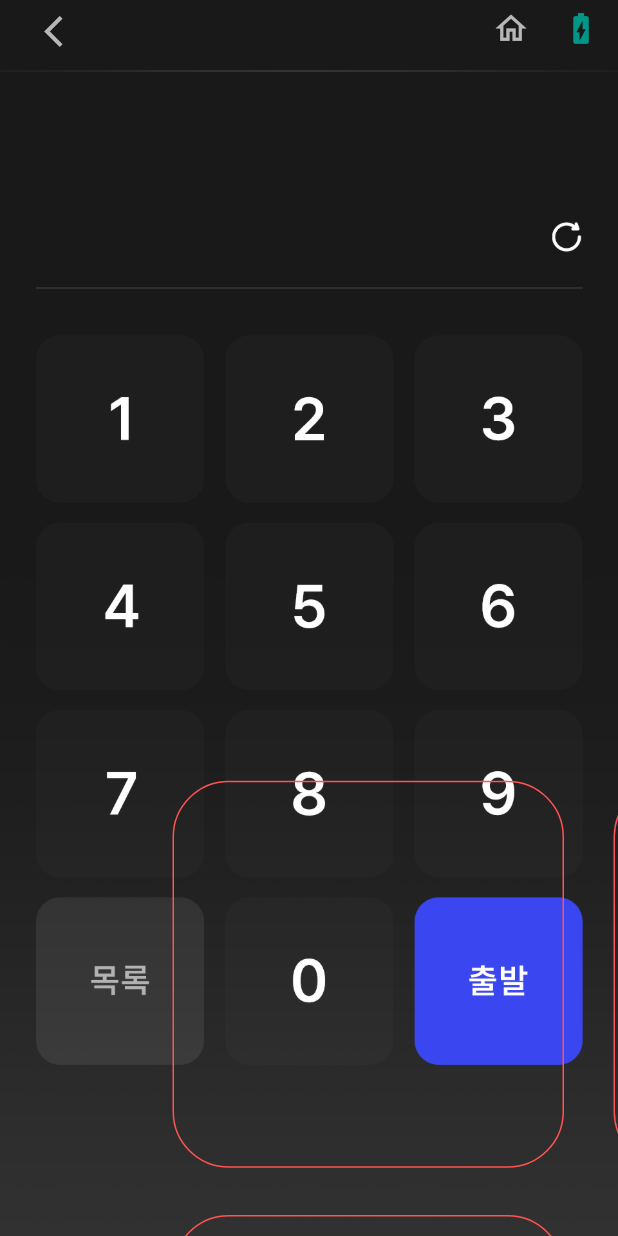
After one commit to jaewook90/kori_wis_demo2, a Flutter app: the BellboyDestinationScreenFinal screen opened directly, on a phone screen of 412 x 824 dp. The commit adds this screen. Run offline on Flutter 3.47's test engine with Material 2 defaults, Android fonts, the phone set to English and light mode, and no system bars; our stand-ins replace flutter_native_splash, fluttertoast, google_fonts, just_audio, video_player.

Commit message:
벨보이 작업 / 김재욱, 오수환 벨보이 일시정지 화면 / 벨보이 카운트 다운 추가 요청

```diff
--- a/lib/Modals/HotelModules/BellBoyYNModalFinal.dart
+++ b/lib/Modals/HotelModules/BellBoyYNModalFinal.dart
@@ -1,6 +1,7 @@
 import 'package:flutter/material.dart';
 import 'package:kori_wis_demo/Providers/NetworkModel.dart';
 import 'package:kori_wis_demo/Providers/ServingModel.dart';
+import 'package:kori_wis_demo/Screens/Services/Hotel/BellBoy/BellBoyServiceMenuFinal.dart';
 import 'package:kori_wis_demo/Screens/Services/Hotel/HotelServiceMenuFinal.dart';
 import 'package:kori_wis_demo/Screens/Services/Navigation/NavigatorProgressModuleFinal.dart';
 import 'package:kori_wis_demo/Utills/navScreens.dart';
@@ -72,7 +73,7 @@ class _BellBoyYNModalFinalState extends State<BellBoyYNModalFinal> {
                         BorderRadius.circular(0)),
                     fixedSize: Size(370, 120)),
                 onPressed: (){
-                  navPage(context: context, page: HotelServiceMenu(), enablePop: false).navPageToPage();
+                  navPage(context: context, page: BellBoyServiceMenu(), enablePop: false).navPageToPage();
                 },
                 child: null,
               ),
--- a/lib/Modals/ServingModules/navCountDownModalFinal.dart
+++ b/lib/Modals/ServingModules/navCountDownModalFinal.dart
@@ -29,6 +29,8 @@ class _NavCountDownModalFinalState extends State<NavCountDownModalFinal> {
     if(_networkProvider.serviceState==0){
       countDownPopup = 'assets/screens/Shipping/koriZFinalShipCountdown.png';
     }else if(_networkProvider.serviceState==1){
+      countDownPopup = 'assets/screens/Serving/koriZFinalServCountDown.png';
+    }else if(_networkProvider.serviceState==2){
       countDownPopup = 'assets/screens/Serving/koriZFinalServCountDown.png';
     }
 
--- /dev/null
+++ b/lib/Screens/Services/Hotel/BellBoy/BellboyDestinationModuleFinal.dart
@@ -0,0 +1,198 @@
+import 'package:flutter/material.dart';
+import 'package:kori_wis_demo/Providers/NetworkModel.dart';
+import 'package:kori_wis_demo/Screens/ServiceScreenFinal.dart';
+import 'package:kori_wis_demo/Utills/navScreens.dart';
+import 'package:kori_wis_demo/Widgets/BellboyModuleButtonsFinal.dart';
+import 'package:kori_wis_demo/Widgets/ShippingModuleButtonsFinal.dart';
+import 'package:provider/provider.dart';
+
+class BellboyDestinationScreenFinal extends StatefulWidget {
+  BellboyDestinationScreenFinal({
+    Key? key,
+  }) : super(key: key);
+
+  @override
+  State<BellboyDestinationScreenFinal> createState() => _BellboyDestinationScreenFinalState();
+}
+
+class _BellboyDestinationScreenFinalState extends State<BellboyDestinationScreenFinal> {
+  late NetworkModel _networkProvider;
+  String? currentGoal;
+
+  String? startUrl;
+  String? navUrl;
+  String? chgUrl;
+  String? stpUrl;
+  String? rsmUrl;
+
+  bool? goalChecker;
+
+  late dynamic responsePostMSG;
+
+  late var goalPosition = List<String>.empty();
+
+  String shippingKeyPadIMG = "assets/screens/Hotel/BellBoy/koriZFinalBellBoyRoomSelect.png";
+
+  @override
+  void initState() {
+    // TODO: implement initState
+    super.initState();
+    currentGoal = "";
+    goalChecker = false;
+  }
+
+  void showGoalFalsePopup(context) {
+    showDialog(
+        barrierDismissible: false,
+        context: context,
+        builder: (context) {
+          double screenWidth = MediaQuery.of(context).size.width;
+          double screenHeight = MediaQuery.of(context).size.height;
+
+          return AlertDialog(
+            content: SizedBox(
+              width: screenWidth * 0.5,
+              height: screenHeight * 0.1,
+              child: Column(
+                mainAxisAlignment: MainAxisAlignment.center,
+                children: [
+                  Text('목적지를 잘못 입력하였습니다.'),
+                ],
+              ),
+            ),
+            backgroundColor: Color(0xff2C2C2C),
+            contentTextStyle: Theme.of(context).textTheme.headlineLarge,
+            shape: OutlineInputBorder(
+                borderRadius: BorderRadius.circular(40),
+                borderSide: BorderSide(
+                  color: Color(0xFFB7B7B7),
+                  style: BorderStyle.solid,
+                  width: 1,
+                )),
+            actions: [
+              Row(
+                mainAxisAlignment: MainAxisAlignment.center,
+                children: [
+                  TextButton(
+                    onPressed: () {
+                      Navigator.pop(context);
+                    },
+                    child: Text(
+                      '확인',
+                      style: Theme.of(context).textTheme.headlineLarge,
+                    ),
+                    style: TextButton.styleFrom(
+                        shape: LinearBorder(
+                            side: BorderSide(color: Colors.white, width: 2),
+                            top: LinearBorderEdge(size: 0.9)),
+                        minimumSize:
+                        Size(screenWidth * 0.5, screenHeight * 0.04)),
+                  ),
+                ],
+              )
+            ],
+            // actionsPadding: EdgeInsets.only(top: screenHeight * 0.001),
+          );
+        });
+  }
+
+  @override
+  Widget build(BuildContext context) {
+    _networkProvider = Provider.of<NetworkModel>(context, listen: false);
+
+    double screenWidth = MediaQuery.of(context).size.width;
+    double screenHeight = MediaQuery.of(context).size.height;
+
+    goalPosition = _networkProvider.goalPosition;
+    startUrl = _networkProvider.startUrl;
+    navUrl = _networkProvider.navUrl;
+    chgUrl = _networkProvider.chgUrl;
+    stpUrl = _networkProvider.stpUrl;
+    rsmUrl = _networkProvider.rsmUrl;
+
+    print('checker');
+    print(goalChecker);
+
+    return Scaffold(
+      appBar: AppBar(
+        title: Text(''),
+        backgroundColor: Colors.transparent,
+        elevation: 0.0,
+        automaticallyImplyLeading: false,
+        leading: IconButton(
+          onPressed: () {
+            Navigator.pop(context);
+          },
+          icon: Icon(Icons.arrow_back_ios_new_outlined),
+          color: Color(0xffB7B7B7),
+          iconSize: screenHeight * 0.03,
+          alignment: Alignment.centerRight,
+        ),
+        actions: [
+          IconButton(
+            padding: EdgeInsets.only(right: screenWidth * 0.05),
+            onPressed: () {
+              navPage(context: context, page: ServiceScreenFinal(), enablePop: false)
+                  .navPageToPage();
+            },
+            icon: Icon(
+              Icons.home_outlined,
+            ),
+            color: Color(0xffB7B7B7),
+            iconSize: screenHeight * 0.03,
+            alignment: Alignment.center,
+          ),
+          Icon(Icons.battery_charging_full,
+              color: Colors.teal, size: screenHeight * 0.03),
+          SizedBox(width: screenWidth * 0.03)
+        ],
+        toolbarHeight: screenHeight * 0.045,
+      ),
+      extendBodyBehindAppBar: true,
+      body: Container(
+        constraints: BoxConstraints.expand(),
+        decoration: BoxDecoration(
+            image: DecorationImage(
+                image: AssetImage(shippingKeyPadIMG), fit: BoxFit.cover)),
+        child: Stack(
+          children: [
+            Container(
+                padding: EdgeInsets.only(top: screenHeight * 0.07),
+                child: null
+            ),
+            BellboyModuleButtonsFinal(screens: 1,)
+          ],
+        ),
+      ),
+    );
+  }
+}
+
+
+
+
+
+
+
+
+
+
+
+// 부가기능 버튼
+// IconButton(
+//                             onPressed: () {
+//                               setState(() {
+//                                 currentGoal = "";
+//                                 goalChecker = false;
+//                               });
+//                             },
+//                             icon: Icon(Icons.restart_alt),
+//                             iconSize: 80,
+//                             color: Color(0xffF0F0F0)),
+//                         IconButton(
+//                             onPressed: () {
+//                               showDestinationListPopup(context);
+//                             },
+//                             icon: Icon(Icons.view_list_outlined),
+//                             iconSize: 80,
+//                             color: Color(0xffF0F0F0)),
--- a/lib/Screens/Services/Navigation/NavigatorPauseModuleFinal.dart
+++ b/lib/Screens/Services/Navigation/NavigatorPauseModuleFinal.dart
@@ -87,6 +87,8 @@ class _NavigatorPauseModuleFinalState extends State<NavigatorPauseModuleFinal> {
     if (_networkProvider.serviceState == 0) {
       backgroundImage = "assets/screens/Nav/koriZFinalShipPauseNav.png";
     } else if (_networkProvider.serviceState == 1) {
+      backgroundImage = "assets/screens/Nav/koriZFinalServPauseNav.png";
+    }else if (_networkProvider.serviceState == 2) {
       backgroundImage = "assets/screens/Nav/koriZFinalServPauseNav.png";
     }
 
--- a/lib/Screens/Services/Navigation/NavigatorProgressModuleFinal.dart
+++ b/lib/Screens/Services/Navigation/NavigatorProgressModuleFinal.dart
@@ -90,6 +90,8 @@ class _NavigatorProgressModuleFinalState
       backgroundImageServ = "assets/screens/Nav/koriZFinalShipProgNav.png";
     } else if (_networkProvider.serviceState == 1) {
       backgroundImageServ = "assets/screens/Nav/koriZFinalServProgNav.png";
+    } else if (_networkProvider.serviceState == 2) {
+      backgroundImageServ = "assets/screens/Nav/koriZFinalBellProgNav.png";
     }
 
     offStageAd = _servingProvider.playAd;
--- /dev/null
+++ b/lib/Widgets/BellboyModuleButtonsFinal.dart
@@ -0,0 +1,264 @@
+import 'package:flutter/material.dart';
+import 'package:kori_wis_demo/Modals/HotelModules/BellBoyYNModalFinal.dart';
+import 'package:kori_wis_demo/Modals/HotelModules/BellboyDestinationsModalFinal.dart';
+import 'package:kori_wis_demo/Modals/HotelModules/hotelBookedRoomWarnModalFinal.dart';
+import 'package:kori_wis_demo/Modals/OrderModules/PaymentModalFinal.dart';
+import 'package:kori_wis_demo/Modals/ServingModules/navCountDownModalFinal.dart';
+import 'package:kori_wis_demo/Modals/ShippingModules/ShippingDestinationsModalFinal.dart';
+import 'package:kori_wis_demo/Providers/OrderModel.dart';
+import 'package:kori_wis_demo/Providers/ServingModel.dart';
+import 'package:kori_wis_demo/Screens/Services/Hotel/BellBoy/BellboyDestinationModuleFinal.dart';
+import 'package:kori_wis_demo/Screens/Services/Hotel/HotelServiceMenuFinal.dart';
+import 'package:kori_wis_demo/Screens/Services/Hotel/HotelServiceRoomInfoNCartFinal.dart';
+import 'package:kori_wis_demo/Screens/Services/Hotel/HotelServiceRoomSelectFinal.dart';
+import 'package:kori_wis_demo/Screens/Services/Navigation/NavigatorProgressModuleFinal.dart';
+import 'package:kori_wis_demo/Screens/Services/Shipping/ShippingDestinationModuleFinal.dart';
+import 'package:kori_wis_demo/Screens/Services/Shipping/ShippingMenuFinal.dart';
+import 'package:kori_wis_demo/Utills/navScreens.dart';
+import 'package:provider/provider.dart';
+
+class BellboyModuleButtonsFinal extends StatefulWidget {
+  final int? screens;
+
+  const BellboyModuleButtonsFinal({
+    Key? key,
+    this.screens,
+  }) : super(key: key);
+
+  @override
+  State<BellboyModuleButtonsFinal> createState() =>
+      _BellboyModuleButtonsFinalState();
+}
+
+class _BellboyModuleButtonsFinalState extends State<BellboyModuleButtonsFinal> {
+  // late NetworkModel _networkProvider;
+
+  late ServingModel _servingProvider;
+  late OrderModel _orderProvider;
+
+  late var screenList = List<Widget>.empty();
+  late var serviceList = List<Widget>.empty();
+
+  late var homeButtonName = List<String>.empty();
+
+  double pixelRatio = 0.75;
+
+  late List<double> buttonPositionWidth;
+  late List<double> buttonPositionHeight;
+  late List<double> buttonSize;
+
+  late double buttonRadius;
+
+  late List<double> buttonSize1;
+  late List<double> buttonSize2;
+
+  late int buttonNumbers = 0;
+
+  int buttonWidth = 0;
+  int buttonHeight = 1;
+
+  String? currentNum;
+
+  String? startUrl;
+  String? navUrl;
+
+  @override
+  void initState() {
+    // TODO: implement initState
+    super.initState();
+    currentNum = "";
+  }
+
+  void showDestinationListPopup(context) {
+    showDialog(
+        barrierDismissible: false,
+        context: context,
+        builder: (context) {
+          return BellboyDestinationListModalFinal();
+        });
+  }
+
+  void showCountDownPopup(context) {
+    showDialog(
+        barrierDismissible: false,
+        context: context,
+        builder: (context) {
+          return NavCountDownModalFinal();
+        });
+  }
+
+  @override
+  Widget build(BuildContext context) {
+    _servingProvider = Provider.of<ServingModel>(context, listen: false);
+    _orderProvider = Provider.of<OrderModel>(context, listen: false);
+
+    if (widget.screens == 0) {
+      // 택배 메인 화면
+      buttonPositionWidth = [104];
+      buttonPositionHeight = [1378];
+
+      buttonSize = [870, 160];
+
+      buttonRadius = 50;
+    } else if (widget.screens == 1) {
+      // 키패드 화면
+      buttonPositionWidth = [
+        115,
+        409,
+        703,
+        115,
+        409,
+        703,
+        115,
+        409,
+        703,
+        115,
+        409,
+        703
+      ];
+      buttonPositionHeight = [
+        520.5,
+        520.5,
+        520.5,
+        810,
+        810,
+        810,
+        1100,
+        1100,
+        1100,
+        1394,
+        1394,
+        1394
+      ];
+
+      buttonSize = [261, 258];
+
+      buttonRadius = 50;
+    } else if (widget.screens == 2) {
+      // 목적지 리스트
+      buttonPositionWidth = [79, 525, 79, 525, 79, 525, 79];
+      buttonPositionHeight = [1287, 303, 303, 550, 550, 797, 797];
+
+      buttonSize = [];
+
+      buttonSize1 = [847, 157];
+      buttonSize2 = [400, 214];
+
+      buttonRadius = 50;
+    } else {
+      // 도착 화면
+      buttonPositionWidth = [552, 132];
+      buttonPositionHeight = [1316, 1521];
+
+      buttonSize1 = [390, 168];
+      buttonSize2 = [811, 158];
+
+      buttonRadius = 50;
+    }
+
+    buttonNumbers = buttonPositionHeight.length;
+
+    return Stack(children: [
+      (currentNum == null && widget.screens == 1)
+          ? Container()
+          : Positioned(
+              top: 290 * 0.75,
+              left: 551 * 0.75,
+              width: 270,
+              height: 180,
+              child: Text(
+                '$currentNum',
+                style: TextStyle(
+                    fontFamily: 'kor',
+                    fontSize: 150,
+                    fontWeight: FontWeight.bold,
+                    color: Color(0xffffffff)),
+              ),
+            ),
+      widget.screens == 1
+          ? Positioned(
+              left: 1213 * 0.75,
+              top: 451 * 0.75,
+              child: Container(
+                width: 60,
+                height: 60,
+                color: Colors.transparent,
+                child: FilledButton(
+                  style: FilledButton.styleFrom(
+                      backgroundColor: Colors.transparent,
+                      shape: RoundedRectangleBorder(
+                        borderRadius: BorderRadius.circular(0),
+                        // side: BorderSide(width: 1, color: Colors.white)
+                      )),
+                  onPressed: () {
+                    setState(() {
+                      currentNum = "";
+                    });
+                  },
+                  child: null,
+                ),
+              ))
+          : Container(),
+      for (int i = 0; i < buttonNumbers; i++)
+        Positioned(
+          left: buttonPositionWidth[i],
+          top: buttonPositionHeight[i],
+          child: FilledButton(
+            style: FilledButton.styleFrom(
+                backgroundColor: Colors.transparent,
+                shape: RoundedRectangleBorder(
+                    side: BorderSide(width: 1, color: Colors.redAccent),
+                    borderRadius:
+                        BorderRadius.circular(buttonRadius * pixelRatio)),
+                fixedSize:
+                    // Size(buttonSize[buttonWidth], buttonSize[buttonHeight])),
+                    widget.screens == 2
+                        ? i == 0
+                            ? Size(buttonSize1[buttonWidth],
+                                buttonSize1[buttonHeight])
+                            : Size(buttonSize2[buttonWidth],
+                                buttonSize2[buttonHeight])
+                        : Size(
+                            buttonSize[buttonWidth], buttonSize[buttonHeight])),
+            onPressed: widget.screens == 0
+                ? () {
+                    navPage(
+                            context: context,
+                            page: BellboyDestinationScreenFinal(),
+                            enablePop: true)
+                        .navPageToPage();
+                  }
+                : widget.screens == 1
+                    ? () {
+                        setState(() {
+                          if (currentNum!.length < 3) {
+                            if (i < 9) {
+                              currentNum = '${currentNum}${i + 1}';
+                            }
+                          }
+                        });
+                        if (i == 9) {
+                          showDestinationListPopup(context);
+                        } else if (i == 10) {
+                          currentNum = '${currentNum}0';
+                        } else if (i == 11) {
+                          showCountDownPopup(context);
+                        }
+                      }
+                    : widget.screens == 2
+                        ? () {
+                            showCountDownPopup(context);
+                          }
+                        : widget.screens == 3
+                            ? () {}
+                            : widget.screens == 4
+                                ? () {}
+                                : widget.screens == 5
+                                    ? () {}
+                                    : null,
+            child: null,
+          ),
+        ),
+    ]);
+  }
+}
```
Also changed, not shown: lib/Modals/HotelModules/BellboyDestinationsModalFinal.dart (added, +100 -0 lines), lib/Screens/Services/Hotel/BellBoy/BellBoyServiceMenuFinal.dart (added, +76 -0 lines), lib/Widgets/HotelModuleButtonsFinal.dart (+2 -84 lines).
